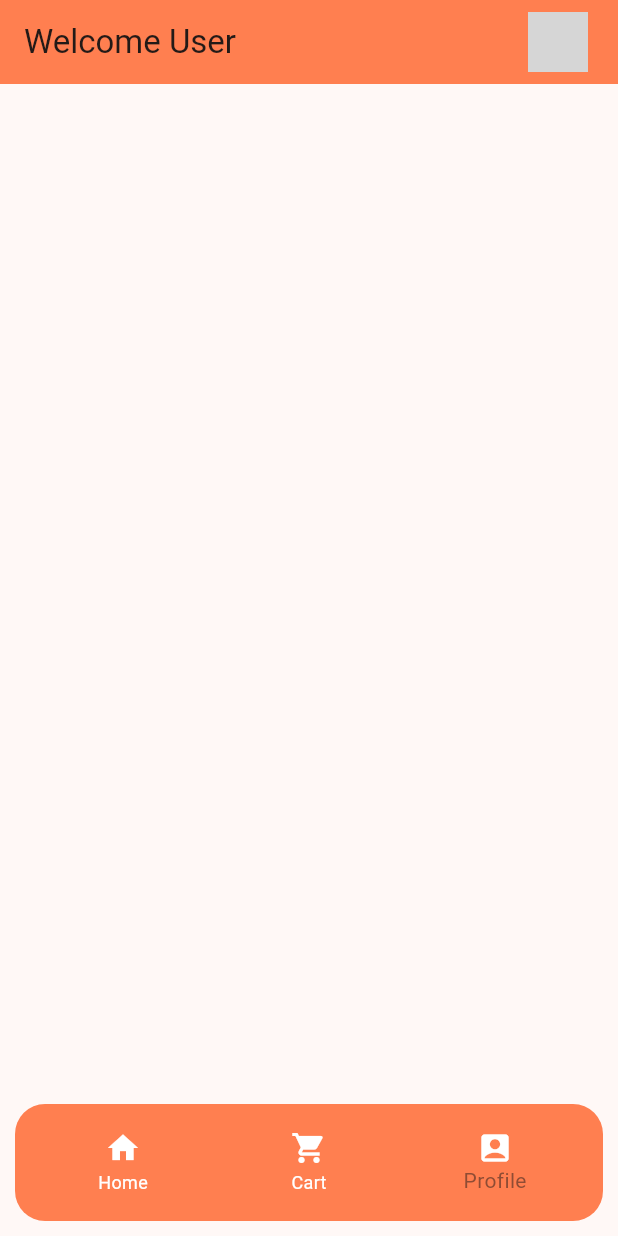
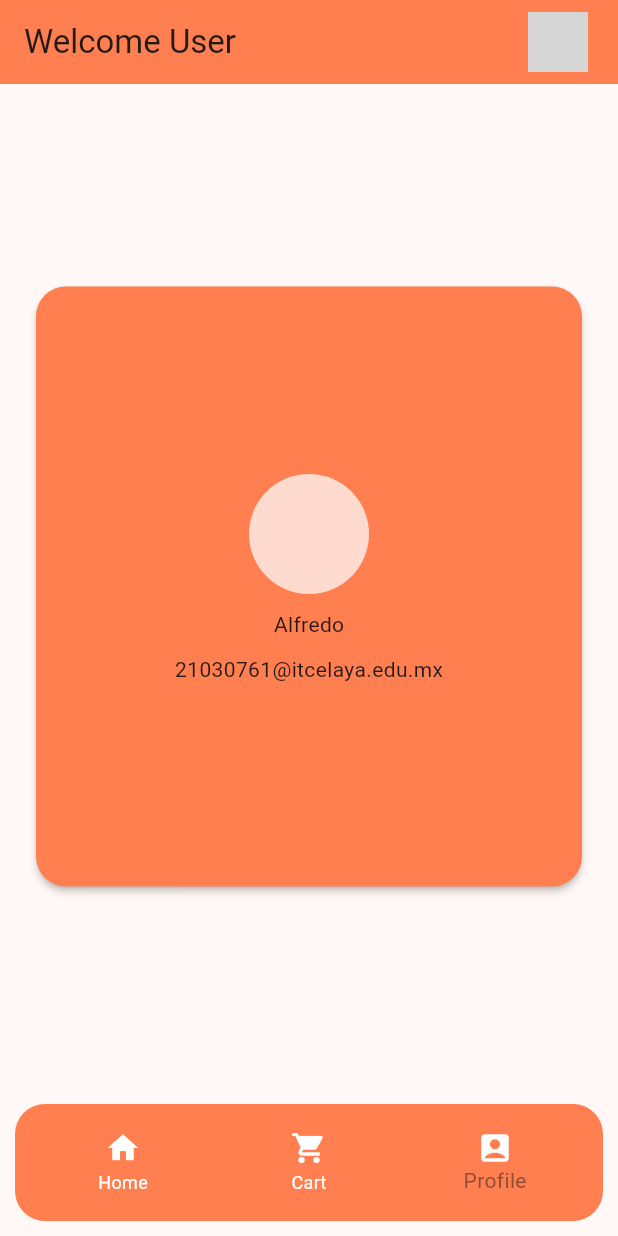
Before and after one commit to Alfred024/cafe_app_flutter, a Flutter app: the screen it shows after launch, item 3 of the bottom bar chosen, on a phone screen of 412 x 824 dp. Run offline on Flutter 3.47's test engine with Material 2 defaults, Android fonts, the phone set to English and light mode, and no system bars; our stand-ins replace go_router; network calls fail; grey boxes are pictures that could not be loaded.

Commit message:
Profile page demo layout finished

```diff
--- a/lib/screens/profile/profile_page.dart
+++ b/lib/screens/profile/profile_page.dart
@@ -5,6 +5,38 @@ class ProfilePage extends StatelessWidget {
 
   @override
   Widget build(BuildContext context) {
-    return Container();
+    return Center(
+      child: Padding(
+          padding: const EdgeInsets.only(left: 20, right: 20),
+          child: Card(
+            color: const Color(0xFFFF7F50),
+            shape:
+                RoundedRectangleBorder(borderRadius: BorderRadius.circular(20)),
+            elevation: 2.0,
+            child: const SizedBox(
+              width: double.infinity,
+              height: 400,
+              child: Column(
+                mainAxisAlignment: MainAxisAlignment.center,
+                children: [
+                  CircleAvatar(
+                    radius: 40,
+                  ),
+                  SizedBox(
+                    height: 10,
+                  ),
+                  Text('Alfredo'),
+                  SizedBox(
+                    height: 10,
+                  ),
+                  Text('21030761@itcelaya.edu.mx'),
+                  SizedBox(
+                    height: 10,
+                  ),
+                ],
+              ),
+            ),
+          )),
+    );
   }
 }
```
